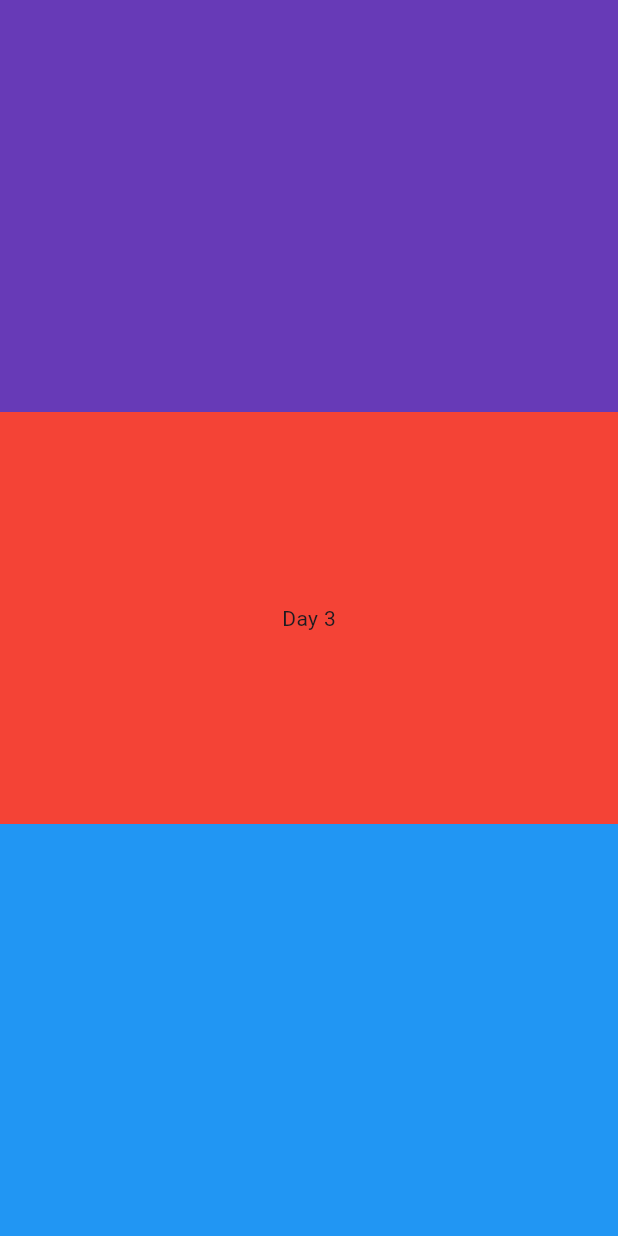
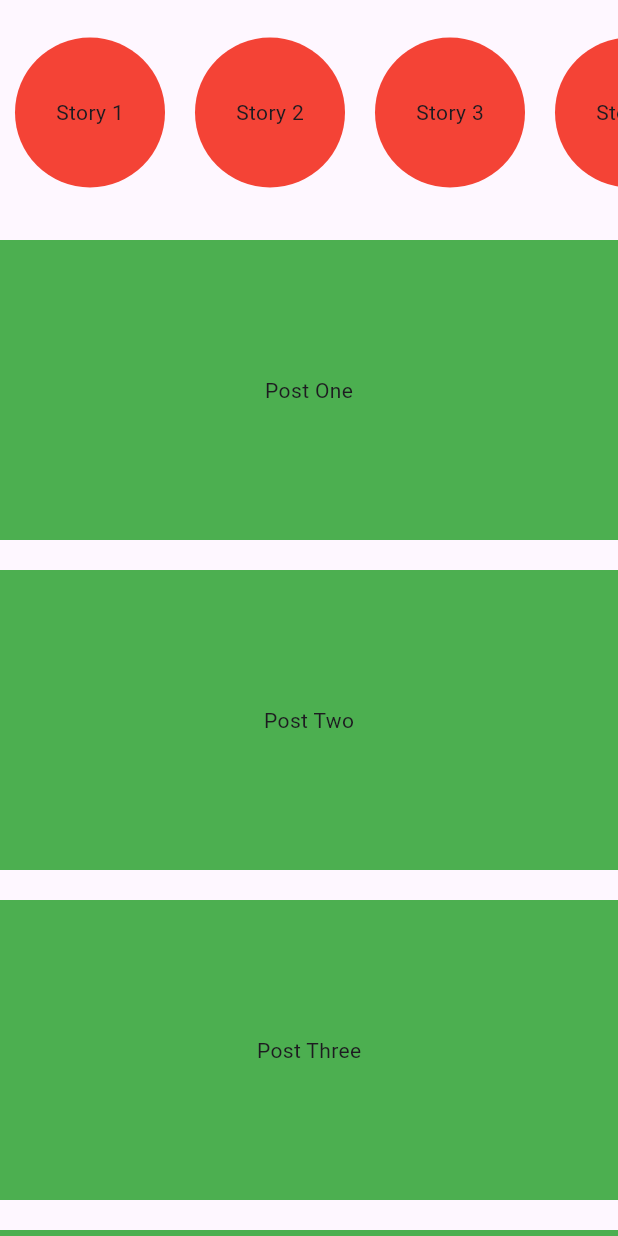
Before and after one commit to Mindsetter/flutter_widgets, a Flutter app: the screen it shows after launch, on a phone screen of 412 x 824 dp. Run offline on Flutter 3.47's test engine with Material 3 defaults, Android fonts, the phone set to English and light mode, and no system bars.

Commit message:
add listview

```diff
--- a/lib/main.dart
+++ b/lib/main.dart
@@ -1,5 +1,5 @@
 import 'package:flutter/material.dart';
-import 'package:flutter_widgets/widget/expanded.dart';
+import 'package:flutter_widgets/widget/listview.dart';
 
 void main() {
   runApp(const MyApp());
@@ -11,10 +11,10 @@ class MyApp extends StatelessWidget {
   // This widget is the root of your application.
   @override
   Widget build(BuildContext context) {
-    return const MaterialApp(
+    return MaterialApp(
       debugShowCheckedModeBanner: false,
       title: 'Widget Day',
-      home: CusExpanded(),
+      home: CusListView(),
     );
   }
 }
--- /dev/null
+++ b/lib/widget/cusContainer.dart
@@ -0,0 +1,16 @@
+import 'package:flutter/material.dart';
+
+class CustContainer extends StatelessWidget {
+  final String child;
+  const CustContainer({super.key, required this.child});
+
+  @override
+  Widget build(BuildContext context) {
+    return Container(
+      margin: const EdgeInsets.symmetric(vertical: 10),
+      height: 200,
+      color: Colors.green,
+      child: Center(child: Text(child)),
+    );
+  }
+}
--- /dev/null
+++ b/lib/widget/listview.dart
@@ -0,0 +1,62 @@
+import 'package:flutter/material.dart';
+import 'package:flutter_widgets/widget/cusContainer.dart';
+
+class CusListView extends StatelessWidget {
+  CusListView({super.key});
+
+  final List posts = [
+    'Post One',
+    'Post Two',
+    'Post Three',
+    'Post Four',
+  ];
+
+  final List story = [
+    'Story 1',
+    'Story 2',
+    'Story 3',
+    'Story 4',
+  ];
+
+  @override
+  Widget build(BuildContext context) {
+    return SafeArea(
+      child: Scaffold(
+        body: Column(
+          children: [
+            SizedBox(
+              height: 150,
+              child: ListView.builder(
+                  itemCount: story.length,
+                  scrollDirection: Axis.horizontal,
+                  itemBuilder: (context, index) {
+                    return Container(
+                      margin: const EdgeInsets.symmetric(
+                        horizontal: 10,
+                      ),
+                      height: 100,
+                      width: 100,
+                      decoration: const BoxDecoration(
+                        color: Colors.red,
+                        shape: BoxShape.circle,
+                      ),
+                      child: Center(child: Text(story[index])),
+                    );
+                  }),
+            ),
+            Expanded(
+              child: ListView.builder(
+                itemCount: posts.length,
+                itemBuilder: (context, index) {
+                  return CustContainer(
+                    child: posts[index],
+                  );
+                },
+              ),
+            ),
+          ],
+        ),
+      ),
+    );
+  }
+}
```
